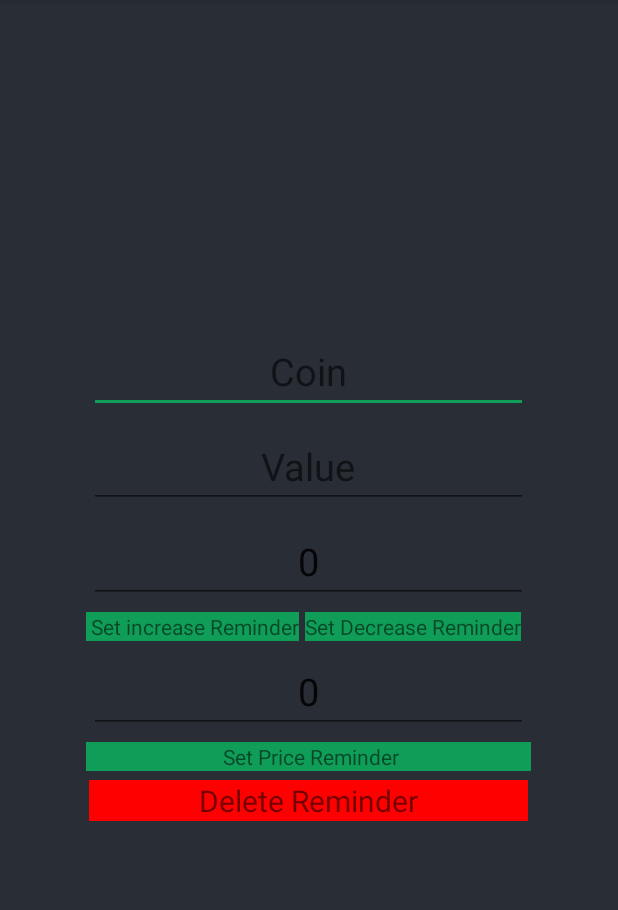
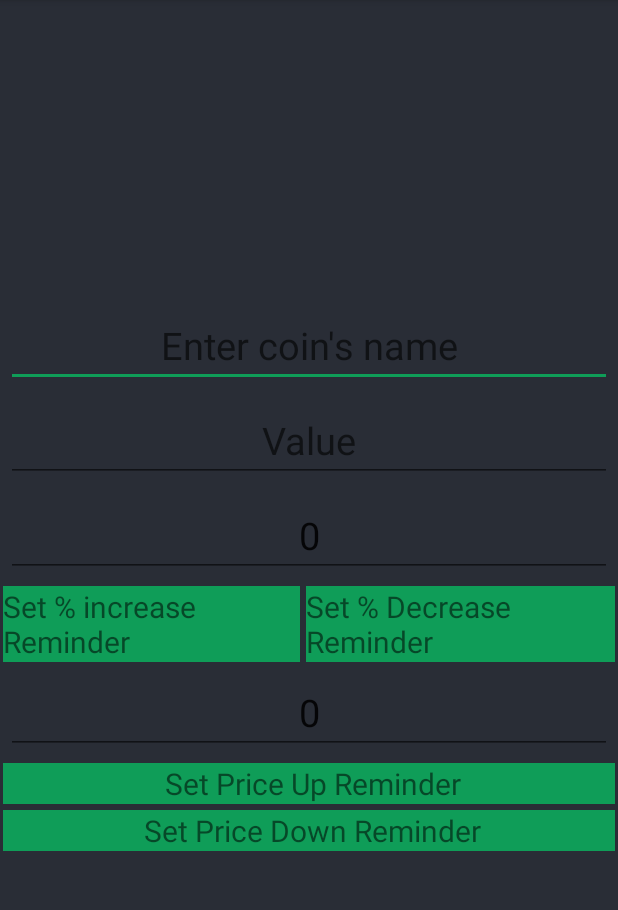
Before and after one commit to Ronin1289/Crypto-Halper, an Android app: the select screen opened directly, with no data from a screen before it, on a phone screen of 412 x 824 dp, the part 84-994 px from its top. Run offline under Robolectric (Android 15) with nearby library versions, the phone set to English and light mode, and no system bars; our stand-ins replace Volley; network calls fail.

Commit message:
Crypto Helper 2.0

```diff
--- a/app/src/main/java/com/example/cryptohelper/select.java
+++ b/app/src/main/java/com/example/cryptohelper/select.java
@@ -1,23 +1,117 @@
 package com.example.cryptohelper;
 
-import android.app.Activity;
-import androidx.appcompat.app.AppCompatActivity;
 import androidx.core.app.NotificationCompat;
 import androidx.core.app.NotificationManagerCompat;
+import androidx.core.util.Pools;
 
 import android.app.NotificationChannel;
 import android.app.NotificationManager;
-import android.app.PendingIntent;
-import android.content.Context;
 import android.content.Intent;
 import android.os.Bundle;
+import android.os.Handler;
+import android.os.Looper;
 import android.view.View;
 import android.widget.EditText;
+import android.widget.Toast;
 
-public class select extends  AppCompatActivity {
+public class select extends  MainActivity {
+    EditText Per, Pri, SName, Svalue;
+    String notif, Name = "Bitcoin", val, Bname,rgh;
+    long Current_Value;
+    CurrencyModal Ov;
+    long  Old_Value=0, T_Value;
+    long ac = 0;
+    long Peri;
+    long Prii;
+    int i,pos=0,posc=0;
 
-    public void sendNotification (String notif)
-    {
+    public void onCreate(Bundle savedInstanceState) {
+        super.onCreate(savedInstanceState);
+        setContentView(R.layout.select);
+
+        Intent intent = getIntent();
+        Per = (EditText) findViewById(R.id.ChangePercentage);
+        Pri = (EditText) findViewById(R.id.ReminderPrice);
+        SName = (EditText) findViewById(R.id.Activecoin);
+        Svalue = (EditText) findViewById(R.id.ActivecoinValue);
+    }
+
+
+    public void currentVal() {
+        Name = Bname;
+        posc=0;
+        for (CurrencyModal item : currencyModalArrayList) {
+            posc++;
+            if (item.getName().toLowerCase().contains(Name)) {
+                Ov = currencyModalArrayList.get(posc);
+                Current_Value = (long) Ov.price;
+            }
+        }
+    }
+
+
+    //Method to Create thread
+
+    class exr implements Runnable {
+        long Value;
+        String name;
+        char O;
+
+        exr(long Value, String name, char O) {
+            this.Value = Value;
+            this.name = name;
+            this.O = O;
+        }
+
+        @Override
+        public void run() {
+
+                if (O == 'U')
+                {
+                    for (i = 0; ; ) {
+                        try {
+                            Thread.sleep(5000);
+                            i++;
+                            currentVal();
+                            if (Current_Value >= Value) {
+                                sendNotification(name + "'s" + "Price is now " + Current_Value);
+                                Thread.interrupted();
+                            }
+                        } catch (InterruptedException e) {
+                            e.printStackTrace();
+                        }
+                    }
+                } else {
+                    for (i = 0; ; )
+                    {
+
+                        try {
+                        Thread.sleep(5000);
+                        i++;
+                        currentVal();
+                        if (Current_Value <= Value) {
+                            sendNotification(name + "'s" + "Price is now " + Current_Value);
+                            Thread.interrupted();
+                        }
+                    } catch (InterruptedException e) {
+                        e.printStackTrace();
+                    }
+                }
+
+            }
+        }
+
+    }
+    //Method To Start thread
+
+    private void startThread(long Value, String name, char O) {
+        exr runnable = new exr(Value, name, O);
+        new Thread(runnable).start();
+    }
+
+    //Method for sending notification
+
+    public void sendNotification(String notif) {
         {
             NotificationChannel channel = new NotificationChannel("My notification", "My Notification", NotificationManager.IMPORTANCE_DEFAULT);
             NotificationManager manager = getSystemService(NotificationManager.class);
@@ -25,131 +119,73 @@ public class select extends  AppCompatActivity {
         }
 
 
-        NotificationCompat.Builder builder= new NotificationCompat.Builder(select.this,"My notification");
-        builder.setContentTitle(("My Title"));
+        NotificationCompat.Builder builder = new NotificationCompat.Builder(select.this, "My notification");
+        builder.setContentTitle(("Price Alert"));
         builder.setContentText(notif);
         builder.setSmallIcon(R.drawable.ic_baseline_arrow_circle_up_24);
         builder.setAutoCancel(true);
         NotificationManagerCompat managerCompat = NotificationManagerCompat.from(select.this);
-        managerCompat.notify(1,builder.build());
+        managerCompat.notify(1, builder.build());
 
     }
 
-    public void onCreate(Bundle savedInstanceState) {
-        super.onCreate(savedInstanceState);
-        setContentView(R.layout.select);
 
-        Intent intent=getIntent();
-        int position =intent.getIntExtra("position",0);
-        pos = position;
+    //Method for searching value
 
-        EditText Pri = (EditText) findViewById(R.id.ReminderPrice);
-        EditText Per = (EditText) findViewById(R.id.ChangePercentage);
-        Pri.setOnClickListener(new View.OnClickListener() {
-            @Override
-            public void onClick(View view) {
-                int y;
-                y = Integer.parseInt(Per.getText().toString());
-                Prii = y;
+    public void Search() {
+        Name = SName.getText().toString();
+        Bname = Name;
+        pos = 0;
+        for (CurrencyModal item : currencyModalArrayList) {
+            if (item.getName().toLowerCase().contains(Name)) {
+                Ov = currencyModalArrayList.get(pos);
+                Old_Value = (int)Ov.price;
+                val = String.valueOf(Old_Value);
+                rgh = Ov.name;
+                Svalue.setText(val);
+                ac=pos;
             }
-        });
-        Per.setOnClickListener(new View.OnClickListener() {
-            @Override
-            public void onClick(View view) {
-                int z;
-                z = Integer.parseInt(Per.getText().toString());
-                Peri = z;
-            }
-        });
+            pos++;
+        }
+        sendNotification(rgh + "  Price is " + Old_Value);
     }
 
-    String notif,Name="Bitcoin";
-    int Current_Value = 50000,Old_Value,pos,ac=0,Peri,Prii;
+    //
+
+
+    //Percentage Up Reminder
 
     public void setReminderUP(View view) {
-        ac=1;
-        //notif=Name +"'s Price is now " + Current_Value +"$ ";
-        notif = "Entered % is " + Peri;
-        sendNotification(notif);
-
+        Search();
+        Peri = Integer.parseInt(Per.getText().toString());
+        T_Value = Old_Value * (1 + (Peri / 100));
+        startThread(T_Value, Name, 'U');
     }
 
+    //Percentage Down Reminder
+
     public void setReminderDown(View view) {
-        ac=2;
-        {
-            notif=Name +"'s Price is now " + Current_Value +"$ ";
-            sendNotification(notif);
-        }
-    }
-    public void setReminderPrice(View view) {
-
-        //notif=Name +"'s Price is now " + Current_Value +"$ ";
-        notif = "Entered % is " + Prii;
-        sendNotification(notif);
-
-    }
-    public void deleteReminder(View view) {
-        //notif=Name +"'s Price is now " + Current_Value +"$ ";
-        int pzo = (int) view.getTag();
-        notif = "Position IS" + pzo;
-
-        sendNotification(notif);
+        Search();
+        Peri = Integer.parseInt(Per.getText().toString());
+        T_Value = Old_Value * (1 - (Peri / 100));
+        startThread(T_Value, Name, 'D');
     }
 
+    //PRICE Reminder
 
-
-
-    /*public String notif;
-    public String Name="Bitcoin";
-    int Current_Value = 50000;
-    int Old_Value;
-    int pos;
-
-    public void sendNotification(String notif)
-    {
-        {
-            NotificationChannel channel = new NotificationChannel("My notification", "My Notification", NotificationManager.IMPORTANCE_DEFAULT);
-            NotificationManager manager = getSystemService(NotificationManager.class);
-            manager.createNotificationChannel(channel);
-        }
-
-
-        NotificationCompat.Builder builder= new NotificationCompat.Builder(select.this,"My notification");
-        builder.setContentTitle(("My Title"));
-        builder.setContentText(notif);
-        builder.setSmallIcon(R.drawable.ic_baseline_arrow_circle_up_24);
-        builder.setAutoCancel(true);
-        NotificationManagerCompat managerCompat = NotificationManagerCompat.from(select.this);
-
-        managerCompat.notify(1,builder.build());
-
+    public void setReminderPriceUp(View view) {
+        Search();
+        Prii = Integer.parseInt(Pri.getText().toString());
+        T_Value = Prii;
+        startThread(T_Value, Name, 'U');
     }
 
-    public int ac=0;
-    public void setReminderUP(View view) {
-        ac=1;
-        //notif=Name +"'s Price is now " + Current_Value +"$ ";
-        notif = "Entered % is " ;
-        sendNotification(notif);
+    //Price Reminder down
 
+    public void setReminderPriceDown(View view) {
+        Search();
+        //Prii = Integer.parseInt(Pri.getText().toString());
+        //T_Value = Prii;
+        //startThread(T_Value, Name, 'D');
     }
-    public void setReminderDown(View view) {
-        ac=2;
-        {
-            notif=Name +"'s Price is now " + Current_Value +"$ ";
-            sendNotification(notif);
-        }
-    }
-    public void setReminderPrice(View view) {
-
-        notif=Name +"'s Price is now " + Current_Value +"$ ";
-        sendNotification(notif);
-
-    }
-
-    public void deleteReminder(View view) {
-        notif=Name +"'s Price is now " + Current_Value +"$ ";
-        sendNotification(notif);
-    }*/
-
 }
--- a/app/src/main/res/layout/currency_rv_item.xml
+++ b/app/src/main/res/layout/currency_rv_item.xml
@@ -17,7 +17,6 @@
         android:id="@+id/idRLCurrency"
         android:layout_width="match_parent"
         android:layout_height="wrap_content"
-        android:onClick="Select1"
          >
 
         <!--android:onClick="Select"-->
--- a/app/src/main/res/layout/select.xml
+++ b/app/src/main/res/layout/select.xml
@@ -16,7 +16,7 @@
             android:layout_width="match_parent"
             android:layout_height="match_parent"
             android:textSize="25sp"
-            android:hint="Coin"
+            android:hint="Enter coin's name"
             android:textColor="@color/white"
             android:textAlignment="center"
             android:layout_margin="4dp">
@@ -53,22 +53,27 @@
                 android:layout_width="wrap_content"
                 android:layout_height="wrap_content"
                 android:orientation="horizontal">
+
                 <TextView
                     android:id="@+id/SetReminderUp"
                     android:layout_width="wrap_content"
                     android:layout_height="wrap_content"
+                    android:layout_margin="2dp"
+                    android:layout_weight="1"
+                    android:textSize="20sp"
+                    android:background="@color/purple_200"
                     android:onClick="setReminderUP"
-                    android:text=" Set increase Reminder"
-                    android:layout_weight="1"
-                    android:layout_margin="2dp"
-                    android:background="@color/purple_200">
+                    android:text= "Set % increase Reminder">
+
                 </TextView>
+
                 <TextView
                     android:id="@+id/SetReminderDown"
                     android:layout_width="wrap_content"
                     android:layout_height="wrap_content"
                     android:onClick="setReminderDown"
-                    android:text="Set Decrease Reminder"
+                    android:text="Set % Decrease Reminder"
+                    android:textSize="20sp"
                     android:layout_margin="2dp"
                     android:background="@color/purple_200"
                     android:layout_weight="1">
@@ -92,28 +97,30 @@
                     >
                 </EditText>
                 <TextView
-                    android:id="@+id/SetReminderPrice"
+                    android:id="@+id/SetReminderPriceUp"
                     android:layout_width="match_parent"
                     android:layout_height="match_parent"
-                    android:onClick="setReminderPrice"
-                    android:text=" Set Price Reminder"
+                    android:onClick="setReminderPriceUp"
+                    android:textSize="20sp"
+                    android:text=" Set Price Up Reminder"
+                    android:gravity="center"
+                    android:layout_weight="1"
+                    android:layout_margin="2dp"
+                    android:background="@color/purple_200">
+                </TextView>
+                <TextView
+                    android:id="@+id/SetReminderPriceDown"
+                    android:layout_width="match_parent"
+                    android:layout_height="match_parent"
+                    android:onClick="setReminderPriceDown"
+                    android:textSize="20sp"
+                    android:text=" Set Price Down Reminder"
                     android:gravity="center"
                     android:layout_weight="1"
                     android:layout_margin="2dp"
                     android:background="@color/purple_200">
                 </TextView>
             </LinearLayout>
-            <TextView
-                android:layout_width="match_parent"
-                android:layout_height="wrap_content"
-                android:text="Delete Reminder"
-                android:gravity="center"
-                android:layout_margin="4sp"
-                android:textSize="20sp"
-                android:background="#FF0000"
-                android:onClick="deleteReminder">
-
-            </TextView>
         </LinearLayout>
     </LinearLayout>
 </RelativeLayout>
```
Also changed, not shown: app/src/main/java/com/example/cryptohelper/CurrencyRVAdapter.java (+0 -7 lines), app/src/main/java/com/example/cryptohelper/MainActivity.java (+1 -27 lines), app/src/main/res/layout/activity_main.xml (+23 -1 lines).
